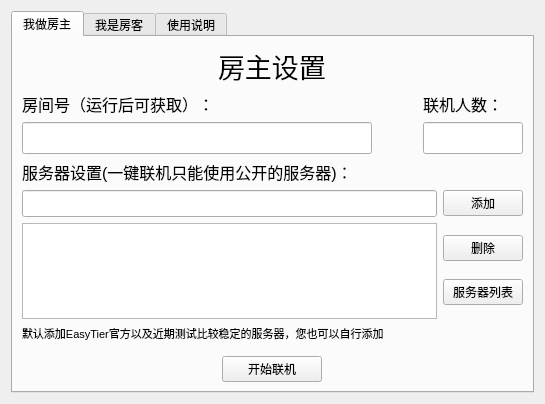
The window that Qt_UI/oneclick.ui (myqfeng/qt-easy-tier) describes before a commit, drawn with Qt 5.
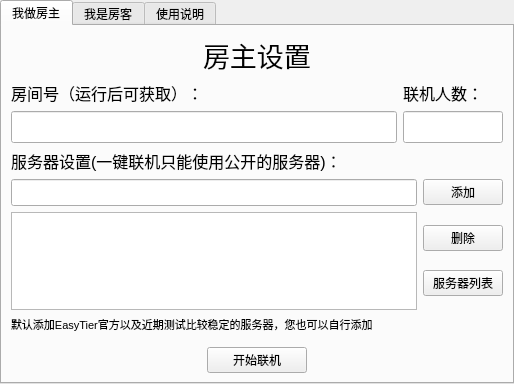
The same window after the commit.

What changed in the file:
```diff
--- a/Qt_UI/oneclick.ui
+++ b/Qt_UI/oneclick.ui
@@ -6,8 +6,8 @@
    <rect>
     <x>0</x>
     <y>0</y>
-    <width>545</width>
-    <height>404</height>
+    <width>514</width>
+    <height>384</height>
    </rect>
   </property>
   <property name="sizePolicy">
@@ -20,6 +20,24 @@
    <string>一键联机</string>
   </property>
   <layout class="QHBoxLayout" name="horizontalLayout">
+   <property name="spacing">
+    <number>0</number>
+   </property>
+   <property name="sizeConstraint">
+    <enum>QLayout::SizeConstraint::SetDefaultConstraint</enum>
+   </property>
+   <property name="leftMargin">
+    <number>0</number>
+   </property>
+   <property name="topMargin">
+    <number>0</number>
+   </property>
+   <property name="rightMargin">
+    <number>0</number>
+   </property>
+   <property name="bottomMargin">
+    <number>0</number>
+   </property>
    <item>
     <widget class="QTabWidget" name="tabWidget">
      <property name="enabled">
@@ -65,7 +83,7 @@
            </property>
           </widget>
          </item>
-         <item row="1" column="0" alignment="Qt::AlignmentFlag::AlignLeft">
+         <item row="1" column="0">
           <widget class="QLineEdit" name="roomNumEdit">
            <property name="sizePolicy">
             <sizepolicy hsizetype="Expanding" vsizetype="Fixed">
@@ -87,7 +105,7 @@
            </property>
            <property name="font">
             <font>
-             <pointsize>18</pointsize>
+             <pointsize>12</pointsize>
              <hintingpreference>PreferDefaultHinting</hintingpreference>
             </font>
            </property>
@@ -136,7 +154,7 @@
            </property>
            <property name="font">
             <font>
-             <pointsize>18</pointsize>
+             <pointsize>16</pointsize>
             </font>
            </property>
            <property name="readOnly">
```
Left out of the diff: 4 changed lines with no effect on the pictures.
